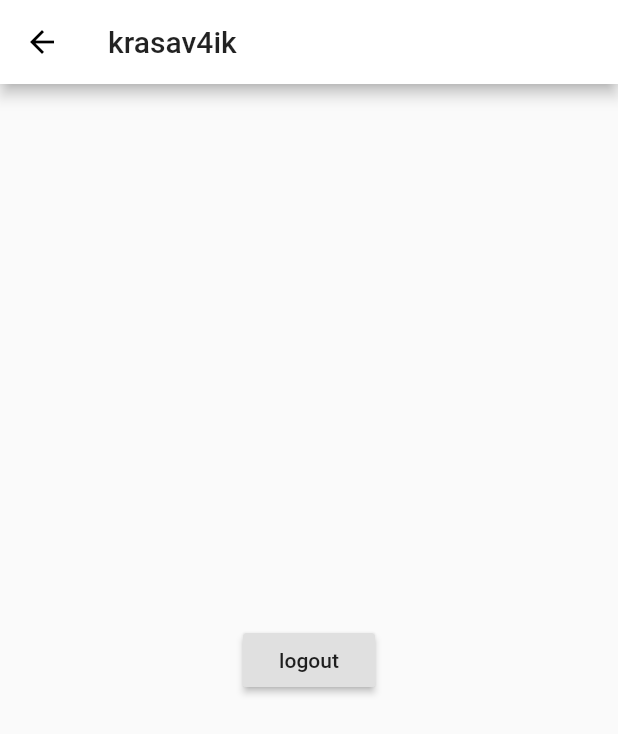
After one commit to nabakirov/krasav4ik-tracker, a Flutter app: the HomePage screen opened directly, on a phone screen of 412 x 824 dp. The commit adds this screen. Shown: the top 734 px of the screen. Run offline on Flutter 3.47's test engine with Material 2 defaults, Android fonts, the phone set to English and light mode, and no system bars; our stand-ins replace bloc, equatable, flutter_bloc, flutter_secure_storage; missing offline and left inert: web3dart; accounts and stored records are empty.

Commit message:
add HomePage

```diff
--- /dev/null
+++ b/lib/pages/home_page.dart
@@ -0,0 +1,26 @@
+import 'package:flutter/material.dart';
+import 'package:flutter/widgets.dart';
+import 'package:flutter_bloc/flutter_bloc.dart';
+import 'package:krasav4ik/bloc/bloc.dart';
+
+class HomePage extends StatelessWidget {
+  @override
+  Widget build(BuildContext context) {
+    var appBloc = BlocProvider.of<AppBloc>(context);
+    return Scaffold(
+      appBar: AppBar(
+        title: Text('krasav4ik')
+      ),
+      body: Container(
+        alignment: Alignment.center,
+        child: Center(
+          child: RaisedButton(
+            child: Text('logout'),
+            onPressed: () => appBloc.dispatch(LoggedOut()),
+          )
+        ),
+      ),
+    );
+
+  }
+}
```
Also changed, not shown: lib/main.dart (+8 -6 lines).
